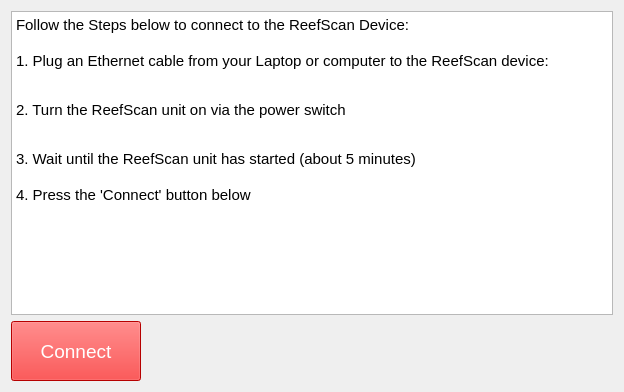
Qt form src/resources/connect.ui (open-AIMS/reefscan_desktop_data_manager) before a commit.
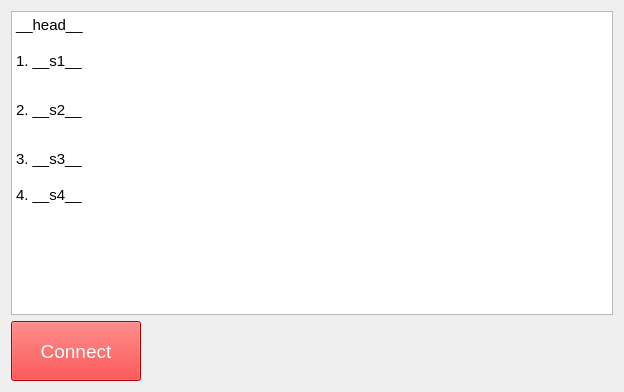
The same form after that commit. Icons and pictures are not drawn.

```diff
--- a/src/resources/connect.ui
+++ b/src/resources/connect.ui
@@ -56,17 +56,17 @@
 &lt;html&gt;&lt;head&gt;&lt;meta name=&quot;qrichtext&quot; content=&quot;1&quot; /&gt;&lt;style type=&quot;text/css&quot;&gt;
 p, li { white-space: pre-wrap; }
 &lt;/style&gt;&lt;/head&gt;&lt;body style=&quot; font-family:'MS Shell Dlg 2'; font-size:7.8pt; font-weight:400; font-style:normal;&quot;&gt;
-&lt;p style=&quot; margin-top:0px; margin-bottom:0px; margin-left:0px; margin-right:0px; -qt-block-indent:0; text-indent:0px;&quot;&gt;&lt;span style=&quot; font-size:11pt;&quot;&gt;Follow the Steps below to connect to the ReefScan Device:&lt;/span&gt;&lt;/p&gt;
+&lt;p style=&quot; margin-top:0px; margin-bottom:0px; margin-left:0px; margin-right:0px; -qt-block-indent:0; text-indent:0px;&quot;&gt;&lt;span style=&quot; font-size:11pt;&quot;&gt;__head__&lt;/span&gt;&lt;/p&gt;
 &lt;p style=&quot;-qt-paragraph-type:empty; margin-top:0px; margin-bottom:0px; margin-left:0px; margin-right:0px; -qt-block-indent:0; text-indent:0px; font-size:11pt;&quot;&gt;&lt;br /&gt;&lt;/p&gt;
-&lt;p style=&quot; margin-top:0px; margin-bottom:0px; margin-left:0px; margin-right:0px; -qt-block-indent:0; text-indent:0px;&quot;&gt;&lt;span style=&quot; font-size:11pt;&quot;&gt;1. Plug an Ethernet cable from your Laptop or computer to the ReefScan device:&lt;/span&gt;&lt;/p&gt;
+&lt;p style=&quot; margin-top:0px; margin-bottom:0px; margin-left:0px; margin-right:0px; -qt-block-indent:0; text-indent:0px;&quot;&gt;&lt;span style=&quot; font-size:11pt;&quot;&gt;1. __s1__&lt;/span&gt;&lt;/p&gt;
 &lt;p style=&quot; margin-top:12px; margin-bottom:12px; margin-left:0px; margin-right:0px; -qt-block-indent:0; text-indent:0px;&quot;&gt;&lt;img src=&quot;XXX_DIR_XXXresources/ethernet.jpg&quot; /&gt;&lt;/p&gt;
 &lt;p style=&quot;-qt-paragraph-type:empty; margin-top:0px; margin-bottom:0px; margin-left:0px; margin-right:0px; -qt-block-indent:0; text-indent:0px; font-size:11pt;&quot;&gt;&lt;br /&gt;&lt;/p&gt;
-&lt;p style=&quot; margin-top:0px; margin-bottom:0px; margin-left:0px; margin-right:0px; -qt-block-indent:0; text-indent:0px;&quot;&gt;&lt;span style=&quot; font-size:11pt;&quot;&gt;2. Turn the ReefScan unit on via the power switch&lt;/span&gt;&lt;/p&gt;
+&lt;p style=&quot; margin-top:0px; margin-bottom:0px; margin-left:0px; margin-right:0px; -qt-block-indent:0; text-indent:0px;&quot;&gt;&lt;span style=&quot; font-size:11pt;&quot;&gt;2. __s2__&lt;/span&gt;&lt;/p&gt;
 &lt;p style=&quot; margin-top:12px; margin-bottom:12px; margin-left:0px; margin-right:0px; -qt-block-indent:0; text-indent:0px;&quot;&gt;&lt;img src=&quot;XXX_DIR_XXXresources/switch.jpg&quot; /&gt;&lt;/p&gt;
 &lt;p style=&quot;-qt-paragraph-type:empty; margin-top:0px; margin-bottom:0px; margin-left:0px; margin-right:0px; -qt-block-indent:0; text-indent:0px; font-size:11pt;&quot;&gt;&lt;br /&gt;&lt;/p&gt;
-&lt;p style=&quot; margin-top:0px; margin-bottom:0px; margin-left:0px; margin-right:0px; -qt-block-indent:0; text-indent:0px;&quot;&gt;&lt;span style=&quot; font-size:11pt;&quot;&gt;3. Wait until the ReefScan unit has started (about 5 minutes)&lt;/span&gt;&lt;/p&gt;
+&lt;p style=&quot; margin-top:0px; margin-bottom:0px; margin-left:0px; margin-right:0px; -qt-block-indent:0; text-indent:0px;&quot;&gt;&lt;span style=&quot; font-size:11pt;&quot;&gt;3. __s3__&lt;/span&gt;&lt;/p&gt;
 &lt;p style=&quot;-qt-paragraph-type:empty; margin-top:0px; margin-bottom:0px; margin-left:0px; margin-right:0px; -qt-block-indent:0; text-indent:0px; font-size:11pt;&quot;&gt;&lt;br /&gt;&lt;/p&gt;
-&lt;p style=&quot; margin-top:0px; margin-bottom:0px; margin-left:0px; margin-right:0px; -qt-block-indent:0; text-indent:0px;&quot;&gt;&lt;span style=&quot; font-size:11pt;&quot;&gt;4. Press the 'Connect' button below&lt;/span&gt;&lt;/p&gt;&lt;/body&gt;&lt;/html&gt;</string>
+&lt;p style=&quot; margin-top:0px; margin-bottom:0px; margin-left:0px; margin-right:0px; -qt-block-indent:0; text-indent:0px;&quot;&gt;&lt;span style=&quot; font-size:11pt;&quot;&gt;4. __s4__&lt;/span&gt;&lt;/p&gt;&lt;/body&gt;&lt;/html&gt;</string>
      </property>
     </widget>
    </item>
```
